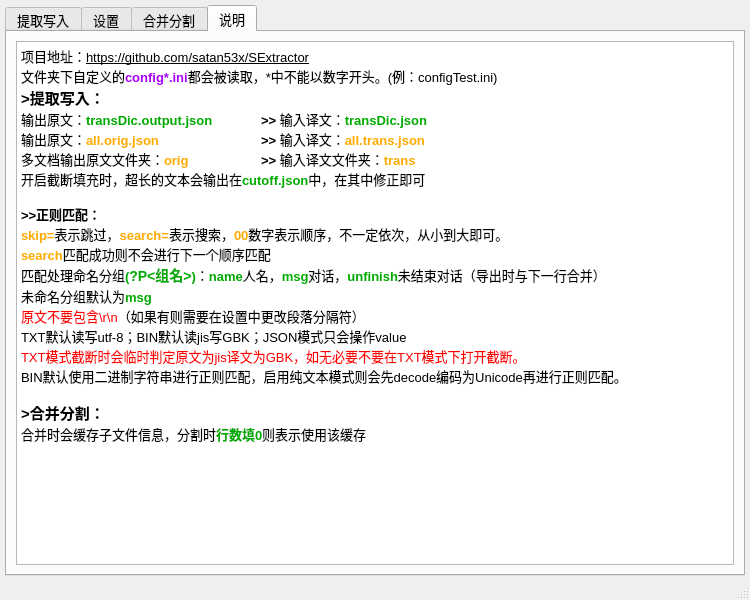
Before: the Qt Designer form main/ui_mainWindow.ui in satan53x/SExtractor, drawn with Qt 5.
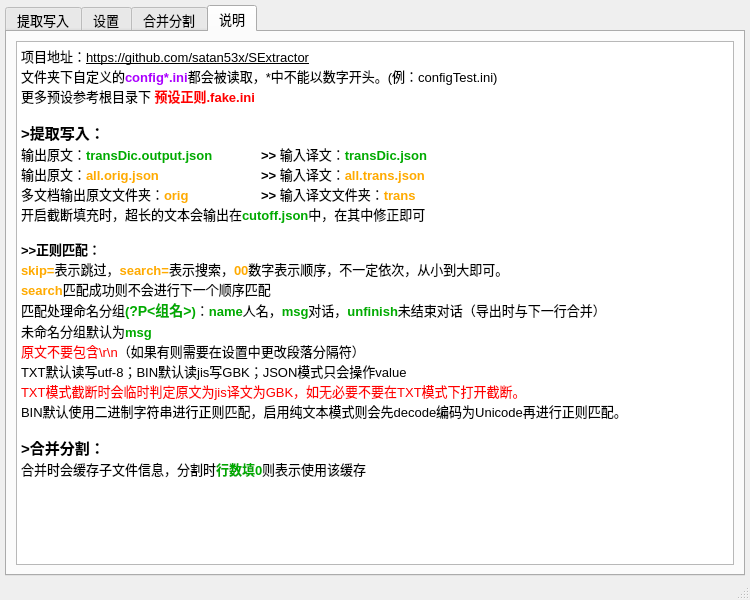
After: the same form once the commit is applied. The open tabs and pages were chosen to show the change.

```diff
--- a/main/ui_mainWindow.ui
+++ b/main/ui_mainWindow.ui
@@ -1317,6 +1317,8 @@
 &lt;/style&gt;&lt;/head&gt;&lt;body style=&quot; font-family:'Microsoft YaHei UI'; font-size:10pt; font-weight:400; font-style:normal;&quot;&gt;
 &lt;p style=&quot; margin-top:0px; margin-bottom:0px; margin-left:0px; margin-right:0px; -qt-block-indent:0; text-indent:0px;&quot;&gt;项目地址：&lt;span style=&quot; text-decoration: underline;&quot;&gt;https://github.com/satan53x/SExtractor&lt;/span&gt;&lt;/p&gt;
 &lt;p style=&quot; margin-top:0px; margin-bottom:0px; margin-left:0px; margin-right:0px; -qt-block-indent:0; text-indent:0px;&quot;&gt;文件夹下自定义的&lt;span style=&quot; font-weight:600; color:#aa00ff;&quot;&gt;config*.ini&lt;/span&gt;都会被读取，*中不能以数字开头。(例：configTest.ini)&lt;/p&gt;
+&lt;p style=&quot; margin-top:0px; margin-bottom:0px; margin-left:0px; margin-right:0px; -qt-block-indent:0; text-indent:0px;&quot;&gt;更多预设参考根目录下 &lt;span style=&quot; font-weight:600; color:#ff0000;&quot;&gt;预设正则.fake.ini&lt;/span&gt;&lt;/p&gt;
+&lt;p style=&quot;-qt-paragraph-type:empty; margin-top:0px; margin-bottom:0px; margin-left:0px; margin-right:0px; -qt-block-indent:0; text-indent:0px;&quot;&gt;&lt;br /&gt;&lt;/p&gt;
 &lt;p style=&quot; margin-top:0px; margin-bottom:0px; margin-left:0px; margin-right:0px; -qt-block-indent:0; text-indent:0px;&quot;&gt;&lt;span style=&quot; font-size:11pt; font-weight:600;&quot;&gt;&amp;gt;提取写入：&lt;/span&gt;&lt;/p&gt;
 &lt;p style=&quot; margin-top:0px; margin-bottom:0px; margin-left:0px; margin-right:0px; -qt-block-indent:0; text-indent:0px;&quot;&gt;输出原文：&lt;span style=&quot; font-weight:600; color:#00aa00;&quot;&gt;transDic.output.json	&lt;/span&gt;&lt;span style=&quot; font-weight:600; color:#000000;&quot;&gt;&amp;gt;&amp;gt;&lt;/span&gt;&lt;span style=&quot; font-weight:600; color:#00aa00;&quot;&gt; &lt;/span&gt;输入译文：&lt;span style=&quot; font-weight:600; color:#00aa00;&quot;&gt;transDic.json&lt;/span&gt;&lt;/p&gt;
 &lt;p style=&quot; margin-top:0px; margin-bottom:0px; margin-left:0px; margin-right:0px; -qt-block-indent:0; text-indent:0px;&quot;&gt;输出原文：&lt;span style=&quot; font-weight:600; color:#ffaa00;&quot;&gt;all.orig.json		&lt;/span&gt;&lt;span style=&quot; font-weight:600; color:#000000;&quot;&gt;&amp;gt;&amp;gt; &lt;/span&gt;输入译文：&lt;span style=&quot; font-weight:600; color:#ffaa00;&quot;&gt;all.trans.json&lt;/span&gt;&lt;/p&gt;
```
